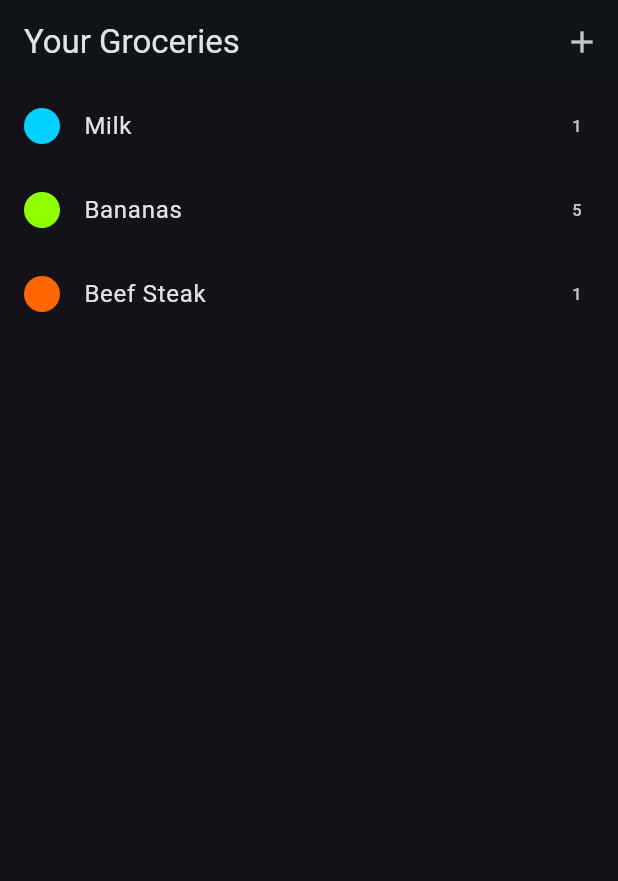
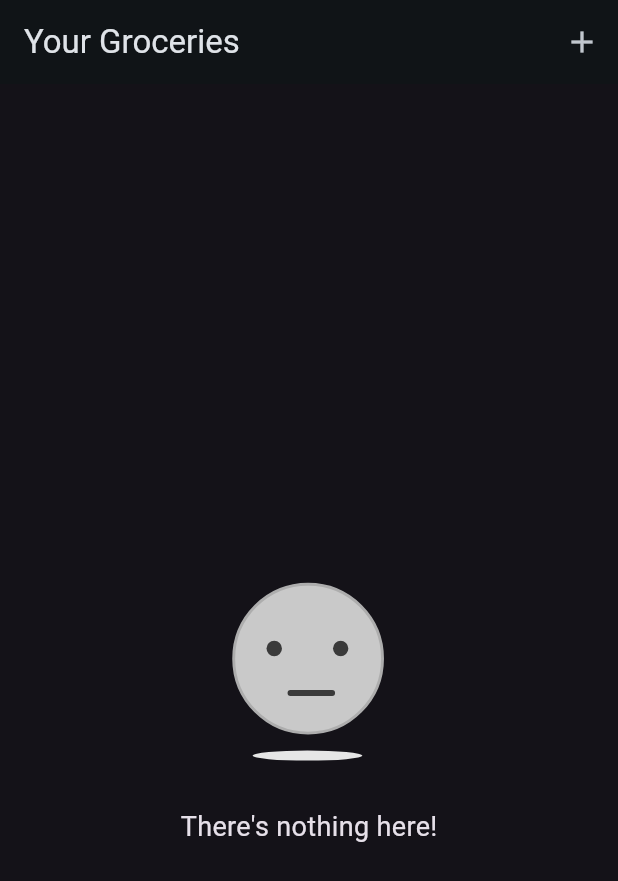
Before and after one commit to M9heb/shopping_list, a Flutter app: the screen it shows after launch, on a phone screen of 412 x 824 dp. Shown: the top 881 px of the screen. Run offline on Flutter 3.47's test engine with Material 3 defaults, Android fonts, the phone set to English and light mode, and no system bars; our stand-ins replace lottie.

Commit message:
Adds the lottile animation

```diff
--- a/lib/data/dummy_items.dart
+++ /dev/null
@@ -1,21 +0,0 @@
-import 'package:shopping_list/models/grocery_item.dart';
-import 'package:shopping_list/models/category.dart';
-import 'package:shopping_list/data/categories.dart';
-
-final groceryItems = [
-  GroceryItem(
-      id: 'a',
-      name: 'Milk',
-      quantity: 1,
-      category: categories[Categories.dairy]!),
-  GroceryItem(
-      id: 'b',
-      name: 'Bananas',
-      quantity: 5,
-      category: categories[Categories.fruit]!),
-  GroceryItem(
-      id: 'c',
-      name: 'Beef Steak',
-      quantity: 1,
-      category: categories[Categories.meat]!),
-];
--- a/lib/widgets/grocery_list.dart
+++ b/lib/widgets/grocery_list.dart
@@ -1,5 +1,6 @@
 import 'package:flutter/material.dart';
-import 'package:shopping_list/data/dummy_items.dart';
+import 'package:lottie/lottie.dart';
+import 'package:shopping_list/models/grocery_item.dart';
 import 'package:shopping_list/widgets/new_item.dart';
 
 class GroceryList extends StatefulWidget {
@@ -10,82 +11,73 @@ class GroceryList extends StatefulWidget {
 }
 
 class _GroceryListState extends State<GroceryList> {
-  void _addItem() {
-    Navigator.of(context).push(MaterialPageRoute(builder: (ctx) {
-      return NewItem();
-    }));
+  final List<GroceryItem> _groceryItems = [];
+  void _addItem() async {
+    final addedItem = await Navigator.of(context).push<GroceryItem>(
+      MaterialPageRoute(builder: (ctx) {
+        return NewItem();
+      }),
+    );
+    if (addedItem != null) {
+      setState(() {
+        _groceryItems.add(addedItem);
+      });
+    }
+  }
+
+  void _removeItem(groceryItem) {
+    setState(() {
+      _groceryItems.remove(groceryItem);
+    });
   }
 
   @override
   Widget build(BuildContext context) {
+    final Widget screenContents = _groceryItems.isEmpty
+        ? SizedBox(
+            width: double.infinity,
+            child: Column(
+              mainAxisAlignment: MainAxisAlignment.center,
+              crossAxisAlignment: CrossAxisAlignment.center,
+              children: [
+                Lottie.asset("assets/empty_list.json"),
+                const SizedBox(height: 16),
+                const Text(
+                  "There's nothing here!",
+                  style: TextStyle(fontSize: 18),
+                ),
+              ],
+            ),
+          )
+        : ListView.builder(
+            itemCount: _groceryItems.length,
+            itemBuilder: (ctx, index) {
+              return Dismissible(
+                key: ValueKey(_groceryItems[index].id),
+                onDismissed: (direction) {
+                  _removeItem(_groceryItems[index]);
+                },
+                child: ListTile(
+                  leading: CircleAvatar(
+                    radius: 12,
+                    backgroundColor: _groceryItems[index].category.color,
+                  ),
+                  title: Text(
+                    _groceryItems[index].name,
+                    style: Theme.of(context).textTheme.bodyLarge!.copyWith(
+                        color: Theme.of(context).colorScheme.onSurface),
+                  ),
+                  trailing: Text("${_groceryItems[index].quantity}"),
+                ),
+              );
+            },
+          );
     return Scaffold(
       appBar: AppBar(
         title: const Text("Your Groceries"),
         actions: [IconButton(onPressed: _addItem, icon: Icon(Icons.add))],
       ),
-      body: ListView.builder(
-        itemCount: groceryItems.length,
-        itemBuilder: (ctx, index) {
-          return ListTile(
-            leading: CircleAvatar(
-              radius: 12,
-              backgroundColor: groceryItems[index].category.color,
-            ),
-            title: Text(
-              groceryItems[index].name,
-              style: Theme.of(context)
-                  .textTheme
-                  .bodyLarge!
-                  .copyWith(color: Theme.of(context).colorScheme.onSurface),
-            ),
-            trailing: Text("${groceryItems[index].quantity}"),
-          );
-        },
-        // children: [
-        //   ListTile(
-        //     leading: CircleAvatar(
-        //       radius: 16,
-        //       backgroundColor: Colors.cyan,
-        //     ),
-        //     title: Text(
-        //       "Milk",
-        //       style: Theme.of(context)
-        //           .textTheme
-        //           .bodyLarge!
-        //           .copyWith(color: Theme.of(context).colorScheme.surface),
-        //     ),
-        //     trailing: Text("1"),
-        //   ),
-        //   ListTile(
-        //     leading: CircleAvatar(
-        //       radius: 16,
-        //       backgroundColor: Colors.lightGreen,
-        //     ),
-        //     title: Text(
-        //       "Beef Steak",
-        //       style: Theme.of(context)
-        //           .textTheme
-        //           .bodyLarge!
-        //           .copyWith(color: Theme.of(context).colorScheme.surface),
-        //     ),
-        //     trailing: Text("1"),
-        //   ),
-        //   ListTile(
-        //     leading: CircleAvatar(
-        //       radius: 16,
-        //       backgroundColor: Colors.deepOrangeAccent,
-        //     ),
-        //     title: Text(
-        //       "Milk",
-        //       style: Theme.of(context)
-        //           .textTheme
-        //           .bodyLarge!
-        //           .copyWith(color: Theme.of(context).colorScheme.surface),
-        //     ),
-        //     trailing: Text("1"),
-        //   )
-        // ],
-      ),
+      body: screenContents,
     );
   }
 }
```
Also changed, not shown: assets/empty_list.json (added, +1 -0 lines), lib/widgets/new_item.dart (+32 -4 lines), pubspec.yaml (+5 -5 lines), pubspec.lock.
